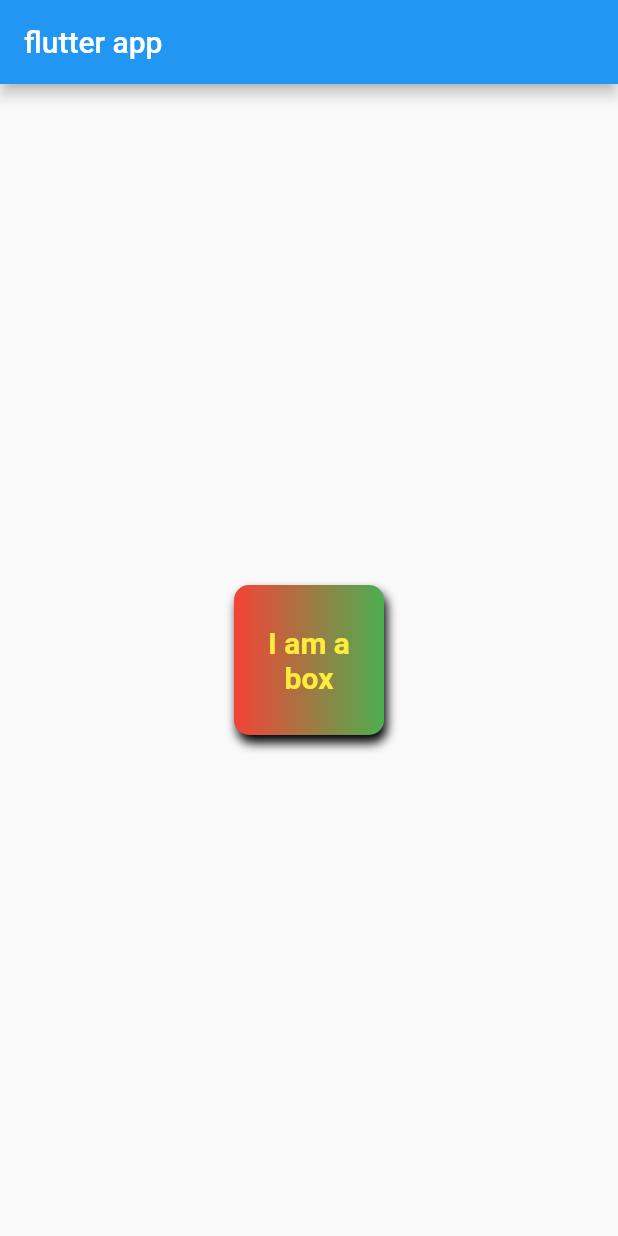
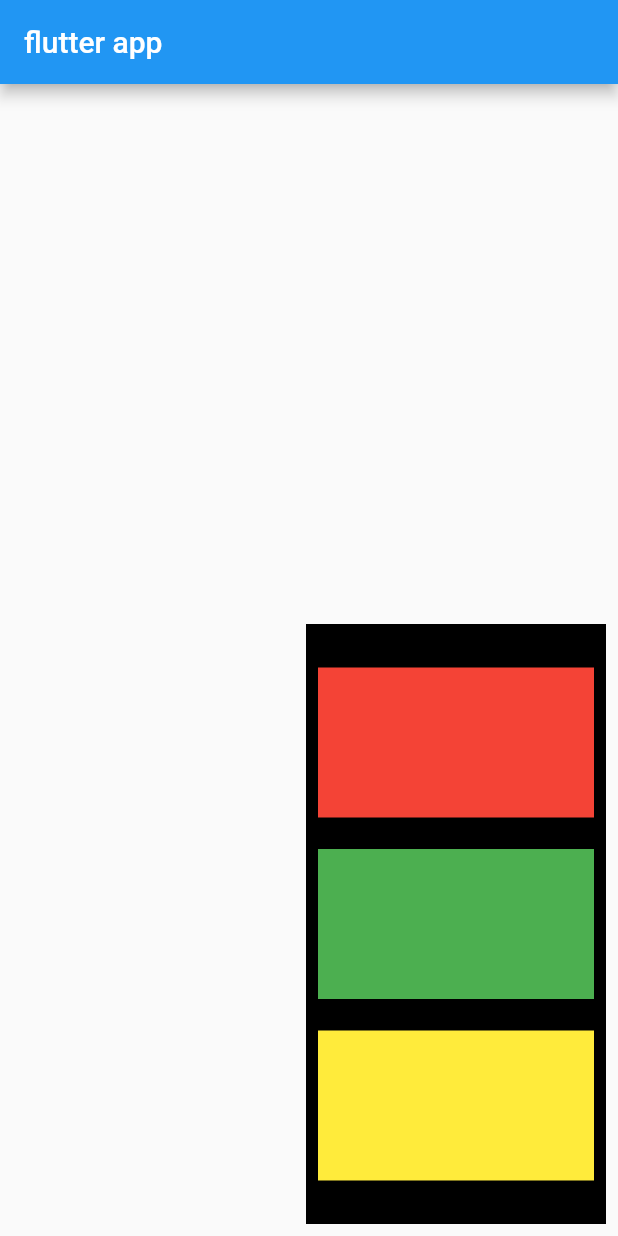
Before and after one commit to AkshatSW/flutterTutorial, a Flutter app: the screen it shows after launch, on a phone screen of 412 x 824 dp. Run offline on Flutter 3.47's test engine with Material 2 defaults, Android fonts, the phone set to English and light mode, and no system bars.

Commit message:
chapter 2 done

```diff
--- a/flutter/app/lib/main.dart
+++ b/flutter/app/lib/main.dart
@@ -14,33 +14,44 @@ class HomePage extends StatelessWidget {
   Widget build(BuildContext context) {
     return Scaffold(
       appBar: AppBar(title: Text("flutter app")),
-      body: Center(
+      body: Padding(
+        padding: const EdgeInsets.all(8.0),
         child: Container(
-          padding: const EdgeInsets.all(8),
-          alignment: Alignment.center,
-          width: 100,
-          height: 100,
-          decoration: BoxDecoration(
-              color: Colors.teal,
-              gradient: LinearGradient(colors: [Colors.red, Colors.green]),
-              // shape: BoxShape.circle // koi bhi shape dene ke liye
-              borderRadius: BorderRadius.circular(10),
-              boxShadow: [
-                BoxShadow(
-                    color: Colors.black,
-                    blurRadius: 5,
-                    offset: Offset(2.0, 5.0))
-              ]),
-          child: Text(
-            "I am a box",
-            textAlign: TextAlign.center,
-            style: TextStyle(
-              color: Colors.yellow,
-              fontWeight: FontWeight.bold,
-              fontSize: 20,
+            child: Align(
+          alignment: Alignment.bottomRight,
+          child: Container(
+            width: 200,
+            height: 400,
+            color: Colors.black,
+            child: Padding(
+              padding: const EdgeInsets.all(8.0),
+              child: Column(
+                mainAxisAlignment: MainAxisAlignment.spaceEvenly, // horizontal
+                crossAxisAlignment: CrossAxisAlignment.stretch,
+                children: [
+                  Container(
+                    padding: const EdgeInsets.all(8),
+                    width: 100,
+                    height: 100,
+                    color: Colors.red,
+                  ),
+                  Container(
+                    padding: const EdgeInsets.all(8),
+                    width: 100,
+                    height: 100,
+                    color: Colors.green,
+                  ),
+                  Container(
+                    padding: const EdgeInsets.all(8),
+                    width: 100,
+                    height: 100,
+                    color: Colors.yellow,
+                  )
+                ],
+              ),
             ),
           ),
-        ),
+        )),
       ),
     );
   }
```
